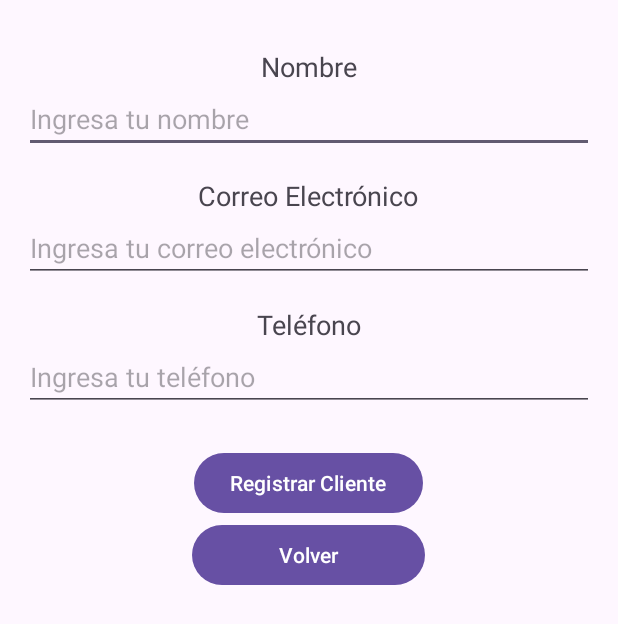
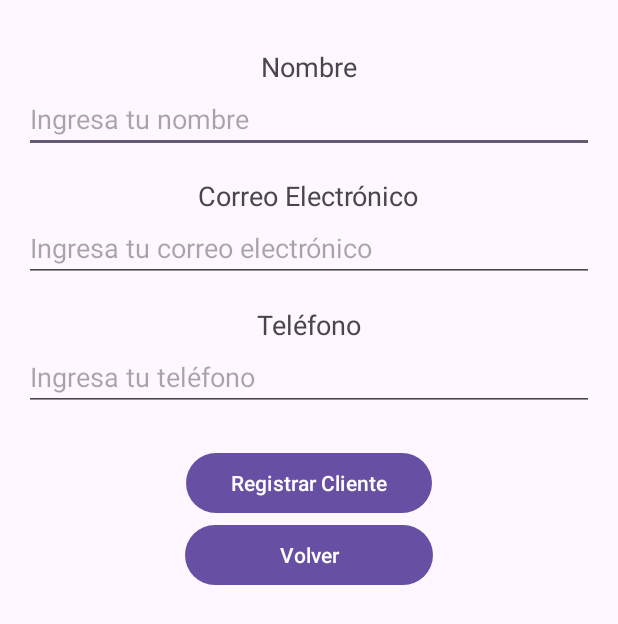
Before and after one commit to jhosettt/trabajo, an Android app: the MainActivity2 screen opened directly, with no data from a screen before it, on a phone screen of 412 x 824 dp. Shown: the top 624 px of the screen. Run offline under Robolectric (Android 15) with nearby library versions, the phone set to English and light mode, and no system bars.

Commit message:
pantalla principal y pantalla registrar cliente

```diff
--- a/app/src/main/res/layout/activity_main2.xml
+++ b/app/src/main/res/layout/activity_main2.xml
@@ -51,16 +51,17 @@
         android:hint="Ingresa tu teléfono"/>
 
     <!-- Botón para Registrar Cliente -->
+
     <Button
         android:id="@+id/buttonRegistrarCliente"
-        android:layout_width="wrap_content"
+        android:layout_width="164dp"
         android:layout_height="wrap_content"
         android:layout_marginTop="24dp"
         android:text="Registrar Cliente" />
 
     <Button
         android:id="@+id/buttonvolver"
-        android:layout_width="155dp"
+        android:layout_width="165dp"
         android:layout_height="wrap_content"
         android:text="Volver" />
 
```
